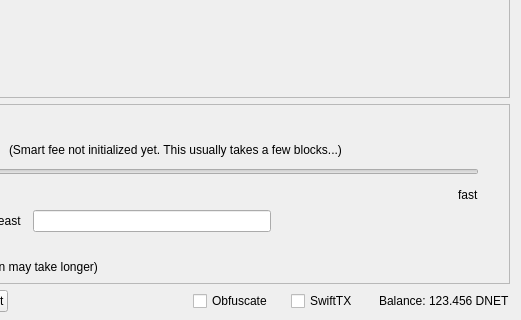
Before: the Qt Designer form src/qt/forms/sendcoinsdialog.ui in eons-finance/ALQO, drawn with Qt 5; both pictures show x 329 to 850 and y 290 to 610 of the 850 by 610 pixel window.
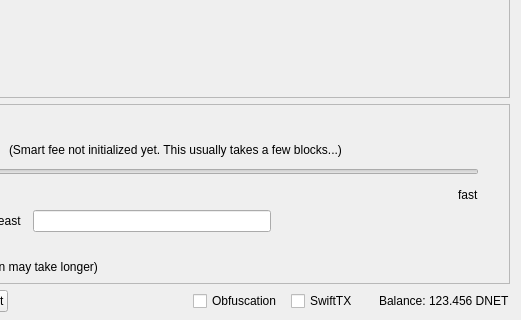
After: the same form once the commit is applied. Icons and pictures are not drawn. Custom widgets are drawn as their Qt base class.

Commit message: changed Obfuscate to Obfuscation, and a lot of other cleanup

Diff of the .ui file:
```diff
--- a/src/qt/forms/sendcoinsdialog.ui
+++ b/src/qt/forms/sendcoinsdialog.ui
@@ -1350,7 +1350,7 @@
           </size>
          </property>
          <property name="text">
-          <string>Obfuscate</string>
+          <string>Obfuscation</string>
          </property>
          <property name="checked">
           <bool>false</bool>
```
The commit also changes 79 other files.
